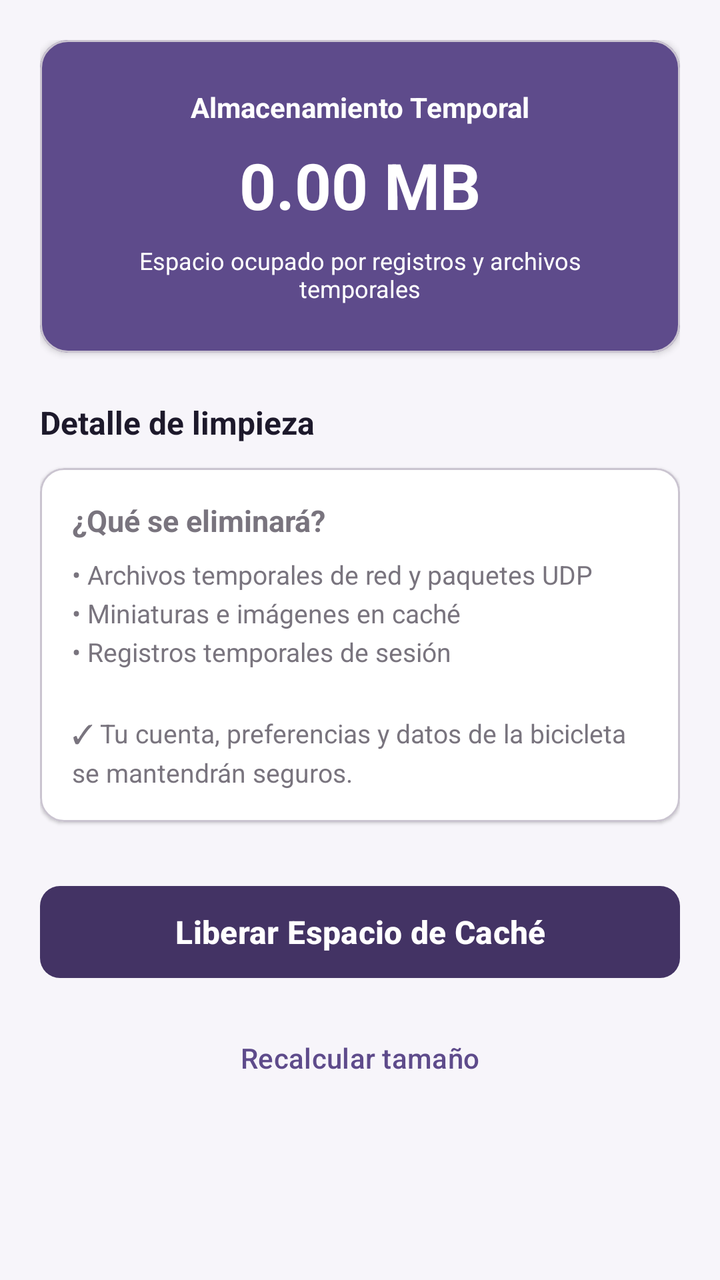
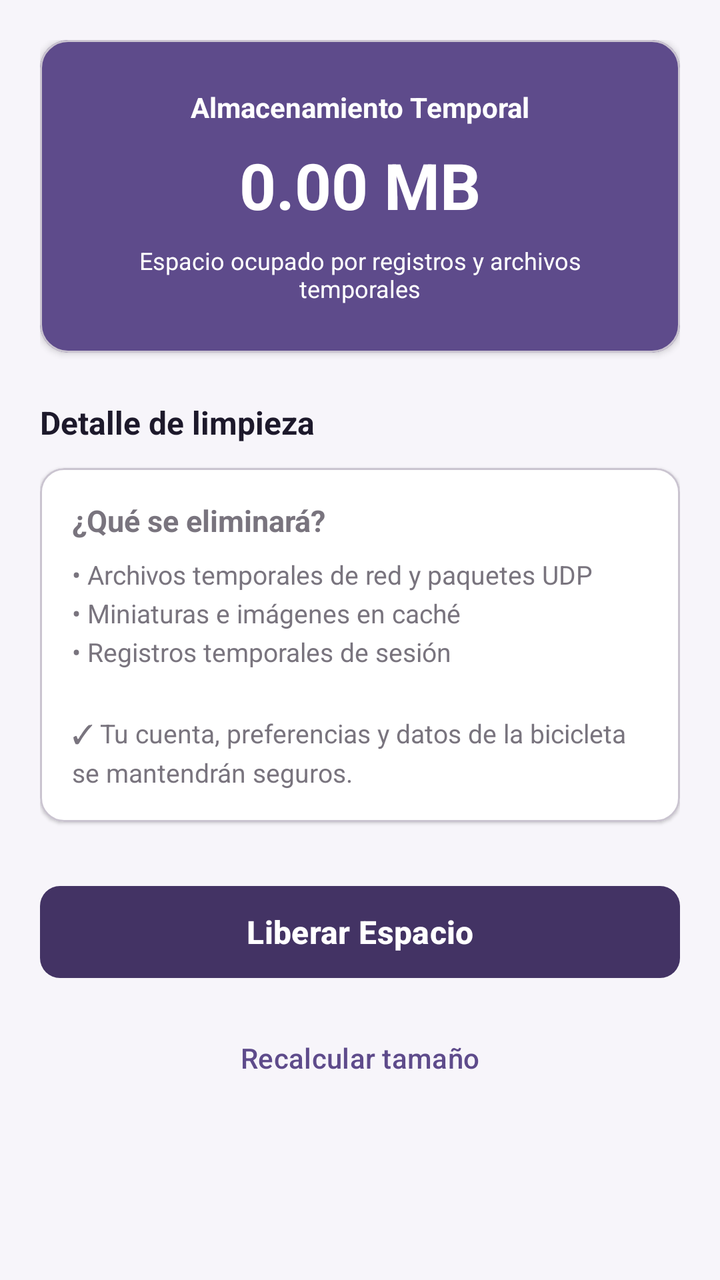

Two renders of the same Android screen: before a commit and after it. Below are the layout's source before the change and the commit's diff.
<!-- AndroidManifest.xml: application theme Theme.BikeLight -->
<!-- res/layout/fragment_borrar_cache.xml -->
<?xml version="1.0" encoding="utf-8"?>
<ScrollView xmlns:android="http://schemas.android.com/apk/res/android"
    xmlns:app="http://schemas.android.com/apk/res-auto"
    android:layout_width="match_parent"
    android:layout_height="match_parent"
    android:background="@color/bikelight_bg"
    android:fillViewport="true"
    android:padding="20dp">

    <LinearLayout
        android:layout_width="match_parent"
        android:layout_height="wrap_content"
        android:orientation="vertical">

        <com.google.android.material.card.MaterialCardView
            android:layout_width="match_parent"
            android:layout_height="wrap_content"
            android:layout_marginBottom="24dp"
            app:cardCornerRadius="14dp"
            app:cardElevation="2dp"
            app:cardBackgroundColor="@color/bikelight_card">

            <LinearLayout
                android:layout_width="match_parent"
                android:layout_height="wrap_content"
                android:orientation="vertical"
                android:gravity="center"
                android:padding="24dp">

                <TextView
                    android:layout_width="wrap_content"
                    android:layout_height="wrap_content"
                    android:text="Almacenamiento Temporal"
                    android:textColor="@color/white"
                    android:textSize="14sp"
                    android:textStyle="bold"
                    android:layout_marginBottom="8dp" />

                
                <TextView
                    android:id="@+id/tvTamanoCache"
                    android:layout_width="wrap_content"
                    android:layout_height="wrap_content"
                    android:text="0.00 MB"
                    android:textColor="@color/white"
                    android:textSize="32sp"
                    android:textStyle="bold"
                    android:layout_marginBottom="8dp" />

                <TextView
                    android:layout_width="wrap_content"
                    android:layout_height="wrap_content"
                    android:gravity="center"
                    android:text="Espacio ocupado por registros y archivos temporales"
                    android:textColor="@color/white"
                    android:textSize="12sp" />
            </LinearLayout>
        </com.google.android.material.card.MaterialCardView>

        
        <TextView
            android:layout_width="wrap_content"
            android:layout_height="wrap_content"
            android:text="Detalle de limpieza"
            android:textColor="@color/bikelight_text_dark"
            android:textSize="16sp"
            android:textStyle="bold"
            android:layout_marginBottom="12dp" />

        
        <com.google.android.material.card.MaterialCardView
            android:layout_width="match_parent"
            android:layout_height="wrap_content"
            android:layout_marginBottom="28dp"
            app:cardCornerRadius="12dp"
            app:cardElevation="1dp"
            app:cardBackgroundColor="@color/bikelight_surface">

            <LinearLayout
                android:layout_width="match_parent"
                android:layout_height="wrap_content"
                android:orientation="vertical"
                android:padding="16dp">

                <TextView
                    android:layout_width="wrap_content"
                    android:layout_height="wrap_content"
                    android:text="¿Qué se eliminará?"
                    android:textColor="@color/bikelight_text_muted"
                    android:textSize="15sp"
                    android:textStyle="bold"
                    android:layout_marginBottom="8dp" />

                <TextView
                    android:layout_width="wrap_content"
                    android:layout_height="wrap_content"
                    android:text="• Archivos temporales de red y paquetes UDP\n• Miniaturas e imágenes en caché\n• Registros temporales de sesión\n\n✓ Tu cuenta, preferencias y datos de la bicicleta se mantendrán seguros."
                    android:textColor="@color/bikelight_text_muted"
                    android:textSize="13sp"
                    android:lineSpacingExtra="4dp" />
            </LinearLayout>
        </com.google.android.material.card.MaterialCardView>

        
        <com.google.android.material.button.MaterialButton
            android:id="@+id/btnLimpiarCache"
            android:layout_width="match_parent"
            android:layout_height="54dp"
            android:text="Liberar Espacio de Caché"
            android:textSize="16sp"
            android:textStyle="bold"
            android:textColor="@color/white"
            android:textAllCaps="false"
            app:cornerRadius="10dp"
            app:backgroundTint="@color/bikelight_card_dark"
            android:layout_marginBottom="12dp" />

        <com.google.android.material.button.MaterialButton
            android:id="@+id/btnActualizarTamano"
            android:layout_width="match_parent"
            android:layout_height="48dp"
            android:text="Recalcular tamaño"
            android:textSize="14sp"
            android:textAllCaps="false"
            style="@style/Widget.Material3.Button.TextButton"
            android:textColor="@color/bikelight_card" />
    </LinearLayout>
</ScrollView>
<!-- resources referenced by this layout -->
<resources>
  <color name="bikelight_bg">#F7F5FA</color>
  <color name="bikelight_card">#5E4B8B</color>
  <color name="bikelight_card_dark">#433364</color>
  <color name="bikelight_surface">#FFFFFF</color>
  <color name="bikelight_text_dark">#1D192B</color>
  <color name="bikelight_text_muted">#79747E</color>
  <color name="white">#FFFFFF</color>
  <style name="Theme.BikeLight" parent="Base.Theme.BikeLight" />
  <style name="Base.Theme.BikeLight" parent="Theme.Material3.DayNight.NoActionBar">
          
          
      </style>
</resources>

<!-- the commit's change to res/layout/fragment_borrar_cache.xml (unified diff, before → after) -->
@@ -106,7 +106,7 @@
             android:id="@+id/btnLimpiarCache"
             android:layout_width="match_parent"
             android:layout_height="54dp"
-            android:text="Liberar Espacio de Caché"
+            android:text="Liberar Espacio"
             android:textSize="16sp"
             android:textStyle="bold"
             android:textColor="@color/white"
